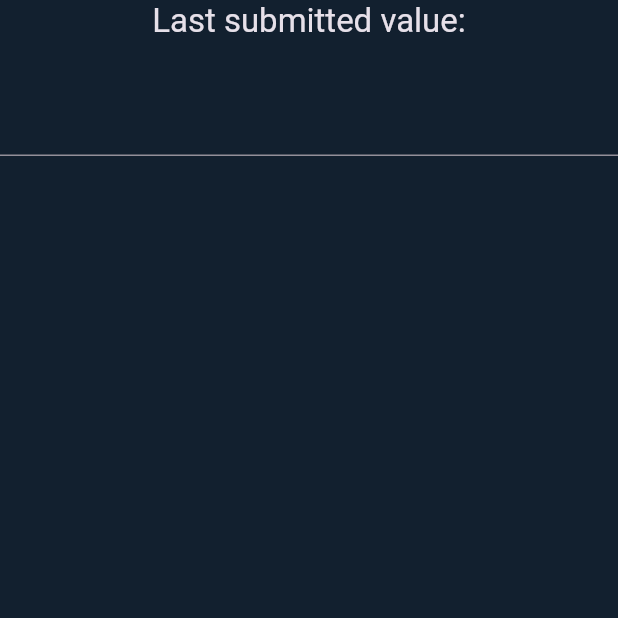
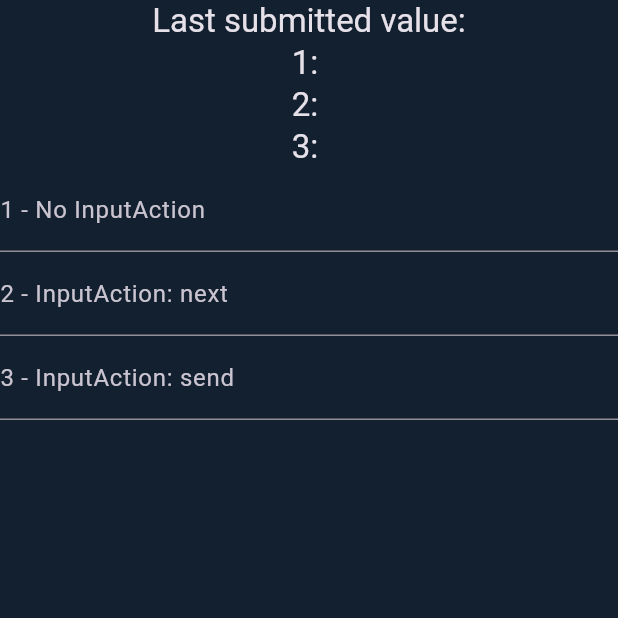
Before and after one commit to tauu/flutter-onsubmit-test, a Flutter app: the screen it shows after launch, on a phone screen of 412 x 824 dp, the top half of it. Run offline on Flutter 3.47's test engine with Material 3 defaults, Android fonts, the light colour scheme and no system bars.

Commit message:
feat: add further fields with input action

```diff
--- a/lib/main.dart
+++ b/lib/main.dart
@@ -29,20 +29,46 @@ class MySubmitTest extends StatefulWidget {
 }
 
 class MySubmitTestState extends State<MySubmitTest> {
-  String lastSubmittedValue = "";
+  String lastSubmittedValue1 = "";
+  String lastSubmittedValue2 = "";
+  String lastSubmittedValue3 = "";
 
   @override
   Widget build(BuildContext context) {
     final style = Theme.of(context).textTheme.titleLarge;
     return Column(children: [
       Text('Last submitted value:', style: style),
-      Text(lastSubmittedValue, style: style),
-      TextField(onSubmitted: (value) {
-        setState(() {
-          // Store the last submitted value.
-          lastSubmittedValue = value;
-        });
-      }),
+      Text('1: $lastSubmittedValue1', style: style),
+      Text('2: $lastSubmittedValue2', style: style),
+      Text('3: $lastSubmittedValue3', style: style),
+      TextField(
+          decoration: const InputDecoration(label: Text('1 - No InputAction')),
+          onSubmitted: (value) {
+            setState(() {
+              // Store the last submitted value.
+              lastSubmittedValue1 = value;
+            });
+          }),
+      TextField(
+          decoration:
+              const InputDecoration(label: Text('2 - InputAction: next')),
+          textInputAction: TextInputAction.next,
+          onSubmitted: (value) {
+            setState(() {
+              // Store the last submitted value.
+              lastSubmittedValue2 = value;
+            });
+          }),
+      TextField(
+          decoration:
+              const InputDecoration(label: Text('3 - InputAction: send')),
+          textInputAction: TextInputAction.send,
+          onSubmitted: (value) {
+            setState(() {
+              // Store the last submitted value.
+              lastSubmittedValue3 = value;
+            });
+          }),
     ]);
   }
 }
```
Also changed, not shown: 9 other files.
